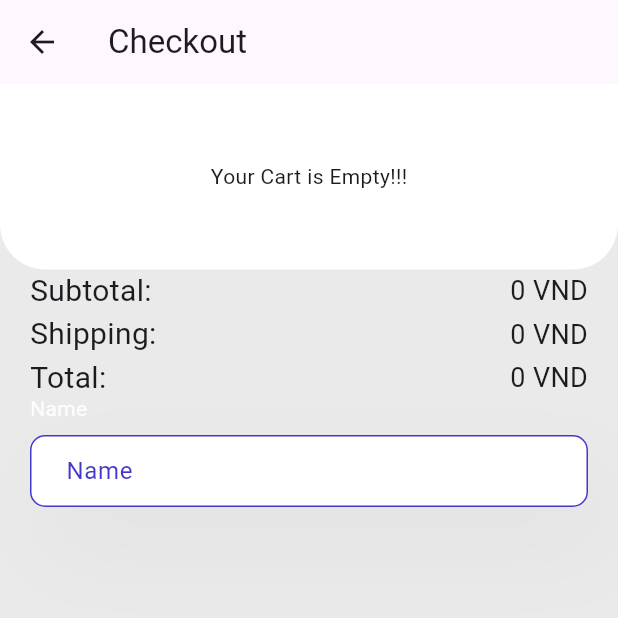
After one commit to Capstone-Spring22/pharmacy_mobile, a Flutter app: the CheckoutScreen screen opened by its route, after a tap on "Subtotal:", on a phone screen of 412 x 824 dp, the top half of it. The commit adds this screen. Run offline on Flutter 3.47's test engine with Material 2 defaults, Android fonts, the phone set to English and light mode, and no system bars; drawn by our look-alikes of auto_size_text; our stand-ins replace animated_text_kit, cached_network_image, device_preview, dio, draggable_home, equatable and 5 more; missing offline and left inert: cnav, flutter_scroll_to_top, implicitly_animated_list, qr_code_scanner; accounts and stored records are empty.

Commit message:
upgrade to material 3, add checkout screen

```diff
--- a/lib/constrains/text.dart
+++ b/lib/constrains/text.dart
@@ -16,6 +16,8 @@ class ApplicationText extends Translations {
           'welcome_noon': 'Good Afternoon',
           'welcome_night': 'Good Evening',
           'items': 'Items',
+          'cart_title': 'Cart',
+          'checkout': 'Checkout',
         },
         'vn_VN': {
           'title': 'Better Health',
--- a/lib/main.dart
+++ b/lib/main.dart
@@ -8,6 +8,7 @@ import 'package:pharmacy_mobile/constrains/text.dart';
 import 'package:pharmacy_mobile/constrains/theme.dart';
 import 'package:pharmacy_mobile/controllers/app_controller.dart';
 import 'package:pharmacy_mobile/controllers/cart_controller.dart';
+import 'package:pharmacy_mobile/screens/checkout/checkout.dart';
 import 'package:pharmacy_mobile/screens/nav_hub/nav_bar_hub.dart';
 import 'package:pharmacy_mobile/screens/setting/setting.dart';
 import 'package:pharmacy_mobile/screens/signin/signin.dart';
@@ -79,6 +80,10 @@ class MyApp extends StatelessWidget {
               page: () => const SignUpScreen(),
             ),
             GetPage(
+              name: '/checkout',
+              page: () => const CheckoutScreen(),
+            ),
+            GetPage(
               name: '/navhub',
               page: () => const NavBarHub(),
             ),
--- /dev/null
+++ b/lib/screens/checkout/checkout.dart
@@ -0,0 +1,260 @@
+import 'package:auto_size_text/auto_size_text.dart';
+import 'package:flutter/material.dart';
+import 'package:get/get.dart';
+import 'package:implicitly_animated_list/implicitly_animated_list.dart';
+import 'package:pharmacy_mobile/controllers/cart_controller.dart';
+import 'package:pharmacy_mobile/screens/checkout/widget/checkout_drag_controller.dart';
+import 'package:pharmacy_mobile/screens/checkout/widget/input_field.dart';
+
+class CheckoutScreen extends StatelessWidget {
+  const CheckoutScreen({super.key});
+
+  final double headerHeight = 0;
+
+  @override
+  Widget build(BuildContext context) {
+    final checkoutController = CheckoutController();
+    void _onVerticalDrag(DragUpdateDetails details) {
+      if (details.primaryDelta! < -2) {
+        checkoutController.changeCheckoutState(CheckoutState.extended);
+      } else if (details.primaryDelta! > 2.8) {
+        checkoutController.changeCheckoutState(CheckoutState.normal);
+      }
+    }
+
+    return Scaffold(
+      appBar: AppBar(
+        title: AutoSizeText('checkout'.tr),
+      ),
+      body: SafeArea(
+        bottom: false,
+        child: Container(
+          color: const Color(0xFFEAEAEA),
+          child: AnimatedBuilder(
+              animation: checkoutController,
+              builder: (context, snapshot) {
+                Widget pullupNoti = Row(
+                  mainAxisAlignment: MainAxisAlignment.center,
+                  children: const [
+                    Icon(Icons.arrow_upward_outlined),
+                    AutoSizeText("Pull up to Checkout"),
+                  ],
+                );
+                return LayoutBuilder(builder: (context, constrains) {
+                  return Column(
+                    children: [
+                      AnimatedContainer(
+                        duration: const Duration(milliseconds: 500),
+                        height: checkoutController.state == CheckoutState.normal
+                            ? Get.height * 0.78
+                            : Get.height * 0.15,
+                        padding: const EdgeInsets.symmetric(horizontal: 10),
+                        decoration: const BoxDecoration(
+                          color: Colors.white,
+                          borderRadius: BorderRadius.only(
+                            bottomLeft: Radius.circular(30),
+                            bottomRight: Radius.circular(30),
+                          ),
+                        ),
+                        child: GetX<CartController>(builder: (controller) {
+                          var list = controller.listCart.value;
+                          Widget emptyText = const Center(
+                              child: Text("Your Cart is Empty!!!"));
+                          Widget rowCartItem = GestureDetector(
+                            onVerticalDragUpdate: _onVerticalDrag,
+                            onTap: () => checkoutController
+                                .changeCheckoutState(CheckoutState.extended),
+                            child: SingleChildScrollView(
+                              scrollDirection: Axis.horizontal,
+                              child: SizedBox(
+                                width: Get.width,
+                                child: Row(
+                                  mainAxisAlignment: MainAxisAlignment.center,
+                                  children: controller.listCart
+                                      .map((e) => Padding(
+                                            padding: const EdgeInsets.all(8.0),
+                                            child: SizedBox(
+                                              height: 100.0,
+                                              width: 100.0,
+                                              child: Card(
+                                                  child: Column(
+                                                children: [
+                                                  Hero(
+                                                    tag: e.product.img,
+                                                    child: Image.network(
+                                                      e.product.img,
+                                                      fit: BoxFit.contain,
+                                                    ),
+                                                  ),
+                                                  Text(
+                                                    e.product.name,
+                                                    maxLines: 2,
+                                                    overflow:
+                                                        TextOverflow.ellipsis,
+                                                  )
+                                                ],
+                                              )),
+                                            ),
+                                          ))
+                                      .toList(),
+                                ),
+                              ),
+                            ),
+                          );
+                          Widget viewList = ImplicitlyAnimatedList(
+                            itemData: list,
+                            itemBuilder: (_, data) {
+                              return ListTile(
+                                leading: Hero(
+                                  tag: data.product.img,
+                                  child: Image.network(data.product.img),
+                                ),
+                                title: AutoSizeText(
+                                  data.product.name,
+                                  maxLines: 2,
+                                ),
+                                subtitle: Column(
+                                  children: [
+                                    Align(
+                                      heightFactor: 2,
+                                      alignment: Alignment.centerLeft,
+                                      child: AutoSizeText(
+                                        "${data.price.toString()} VND",
+                                      ),
+                                    ),
+                                    Row(
+                                      children: [
+                                        IconButton(
+                                          onPressed: () =>
+                                              controller.decreaseQuan(data),
+                                          icon: const Icon(Icons.remove),
+                                        ),
+                                        Container(
+                                          decoration: BoxDecoration(
+                                              color: Colors.transparent,
+                                              border: Border.all(
+                                                  width: 2,
+                                                  color: Colors.white)),
+                                          child: AnimatedSwitcher(
+                                            key: UniqueKey(),
+                                            switchInCurve: Curves.easeIn,
+                                            duration: const Duration(
+                                                milliseconds: 300),
+                                            child: Text(
+                                              data.quantity.toString(),
+                                              maxLines: 1,
+                                            ),
+                                          ),
+                                        ),
+                                        IconButton(
+                                          onPressed: () =>
+                                              controller.increaseQuan(data),
+                                          icon: const Icon(Icons.add),
+                                        )
+                                      ],
+                                    )
+                                  ],
+                                ),
+                              );
+                            },
+                          );
+                          return AnimatedSwitcher(
+                            duration: const Duration(milliseconds: 300),
+                            child: list.isEmpty
+                                ? emptyText
+                                : checkoutController.state ==
+                                        CheckoutState.normal
+                                    ? viewList
+                                    : rowCartItem,
+                          );
+                        }),
+                      ),
+                      Expanded(
+                        child: Column(
+                          children: [
+                            GestureDetector(
+                              onVerticalDragUpdate: _onVerticalDrag,
+                              onTap: () => checkoutController
+                                  .changeCheckoutState(CheckoutState.extended),
+                              child: Stack(
+                                children: [
+                                  Container(
+                                    height: Get.height * 0.1,
+                                    color: Colors.transparent,
+                                  ),
+                                  SizedBox(
+                                    height: Get.height * 0.1,
+                                    child: GetX<CartController>(
+                                      builder: (controller) {
+                                        num subtotal = 0;
+                                        for (var element
+                                            in controller.listCart) {
+                                          subtotal += element.price;
+                                        }
+
+                                        return Column(
+                                          mainAxisAlignment:
+                                              MainAxisAlignment.spaceEvenly,
+                                          children: [
+                                            priceView("Subtotal:", subtotal),
+                                            priceView("Shipping:", subtotal),
+                                            priceView("Total:", subtotal),
+                                          ],
+                                        );
+                                      },
+                                    ),
+                                  ),
+                                ],
+                              ),
+                            ),
+                            Expanded(
+                              child: AnimatedSwitcher(
+                                duration: const Duration(milliseconds: 500),
+                                child: checkoutController.state ==
+                                        CheckoutState.normal
+                                    ? pullupNoti
+                                    : Padding(
+                                        padding: const EdgeInsets.symmetric(
+                                            horizontal: 20),
+                                        child: Column(
+                                          children: [
+                                            InputField(
+                                              inputController:
+                                                  TextEditingController(),
+                                            ),
+                                          ],
+                                        ),
+                                      ),
+                              ),
+                            )
+                          ],
+                        ),
+                      )
+                    ],
+                  );
+                });
+              }),
+        ),
+      ),
+    );
+  }
+
+  Widget priceView(String txt, num price) {
+    return Padding(
+      padding: const EdgeInsets.symmetric(horizontal: 20),
+      child: Row(
+        mainAxisAlignment: MainAxisAlignment.spaceBetween,
+        children: [
+          AutoSizeText(
+            txt,
+            style: const TextStyle(fontSize: 20),
+          ),
+          AutoSizeText(
+            "$price VND",
+            style: const TextStyle(fontSize: 18),
+          ),
+        ],
+      ),
+    );
+  }
+}
--- /dev/null
+++ b/lib/screens/checkout/widget/checkout_drag_controller.dart
@@ -0,0 +1,12 @@
+import 'package:flutter/material.dart';
+
+enum CheckoutState { normal, extended }
+
+class CheckoutController extends ChangeNotifier {
+  CheckoutState state = CheckoutState.normal;
+
+  void changeCheckoutState(CheckoutState newState) {
+    state = newState;
+    notifyListeners();
+  }
+}
--- /dev/null
+++ b/lib/screens/checkout/widget/input_field.dart
@@ -0,0 +1,75 @@
+import 'package:flutter/material.dart';
+
+class InputField extends StatelessWidget {
+  final TextEditingController inputController;
+  const InputField({Key? key, required this.inputController}) : super(key: key);
+
+  @override
+  Widget build(BuildContext context) {
+    const primaryColor = Color(0xff4338CA);
+    const secondaryColor = Color(0xff6D28D9);
+    const accentColor = Color(0xffffffff);
+    const backgroundColor = Color(0xffffffff);
+    const errorColor = Color(0xffEF4444);
+
+    return Column(
+      crossAxisAlignment: CrossAxisAlignment.start,
+      children: [
+        Text(
+          "Name",
+          style: TextStyle(
+              fontSize: 14,
+              fontWeight: FontWeight.normal,
+              color: Colors.white.withOpacity(.9)),
+        ),
+        const SizedBox(
+          height: 8,
+        ),
+        Container(
+          height: 50,
+          decoration: BoxDecoration(boxShadow: [
+            BoxShadow(
+                offset: const Offset(12, 26),
+                blurRadius: 50,
+                spreadRadius: 0,
+                color: Colors.grey.withOpacity(.1)),
+          ]),
+          child: TextField(
+            controller: inputController,
+            onChanged: (value) {
+              //Do something wi
+            },
+            keyboardType: TextInputType.emailAddress,
+            style: const TextStyle(fontSize: 14, color: Colors.black),
+            decoration: InputDecoration(
+              label: const Text("Name"),
+              labelStyle: const TextStyle(color: primaryColor),
+              // prefixIcon: Icon(Icons.email),
+              filled: true,
+              fillColor: accentColor,
+              hintStyle: TextStyle(color: Colors.grey.withOpacity(.75)),
+              contentPadding:
+                  const EdgeInsets.symmetric(vertical: 0.0, horizontal: 20.0),
+              border: const OutlineInputBorder(
+                borderSide: BorderSide(color: primaryColor, width: 1.0),
+                borderRadius: BorderRadius.all(Radius.circular(10.0)),
+              ),
+              focusedBorder: const OutlineInputBorder(
+                borderSide: BorderSide(color: secondaryColor, width: 1.0),
+                borderRadius: BorderRadius.all(Radius.circular(10.0)),
+              ),
+              errorBorder: const OutlineInputBorder(
+                borderSide: BorderSide(color: errorColor, width: 1.0),
+                borderRadius: BorderRadius.all(Radius.circular(10.0)),
+              ),
+              enabledBorder: const OutlineInputBorder(
+                borderSide: BorderSide(color: primaryColor, width: 1.0),
+                borderRadius: BorderRadius.all(Radius.circular(10.0)),
+              ),
+            ),
+          ),
+        ),
+      ],
+    );
+  }
+}
--- a/lib/screens/product_detail/product_detail.dart
+++ b/lib/screens/product_detail/product_detail.dart
@@ -24,10 +24,6 @@ class ProductDetailScreen extends GetView<AppController> {
   Widget build(BuildContext context) {
     GlobalKey<ScaffoldState> drawerKey = GlobalKey();
     return Scaffold(
-      // appBar: AppBar(
-      //   title: Text(title,maxLines: 1, overflow: TextOverflow.ellipsis, style: TextStyle(),),
-      //   centerTitle: true,
-      // ),
       key: drawerKey,
       drawer: const MenuDrawer(),
       endDrawer: const CartDrawer(),
@@ -38,7 +34,7 @@ class ProductDetailScreen extends GetView<AppController> {
             DrawerButton(fn: () => drawerKey.currentState!.openDrawer()),
           ],
         ),
-        midText: "Better Healthy",
+        midText: "title".tr,
         rightWidget:
             CartButton(fn: () => drawerKey.currentState!.openEndDrawer()),
         titleStyle: context.textTheme.headlineMedium!.copyWith(fontSize: 30.h),
@@ -57,7 +53,8 @@ class ProductDetailScreen extends GetView<AppController> {
               maxLines: 3,
               style: context.textTheme.labelLarge!.copyWith(fontSize: 24),
             ),
-          )
+          ),
+          FilledButton(onPressed: () {}, child: const Text("Add to Cart"))
         ],
       ),
     );
--- a/lib/widgets/button.dart
+++ b/lib/widgets/button.dart
@@ -1,6 +1,5 @@
 import 'package:auto_size_text/auto_size_text.dart';
 import 'package:flutter/material.dart';
-import 'package:get/get.dart';
 
 class PharmacyButton extends StatelessWidget {
   const PharmacyButton(
@@ -9,11 +8,10 @@ class PharmacyButton extends StatelessWidget {
   final VoidCallback onPressed;
   @override
   Widget build(BuildContext context) {
-    return ElevatedButton(
+    return FilledButton(
       onPressed: onPressed,
       child: AutoSizeText(
         text,
-        style: context.textTheme.labelLarge,
       ),
     );
   }
--- a/lib/widgets/list_item_blr.dart
+++ b/lib/widgets/list_item_blr.dart
@@ -43,7 +43,8 @@ class ListItemBuilder extends StatelessWidget {
       physics: const NeverScrollableScrollPhysics(),
       childAspectRatio: 0.8,
       children: listProducts
-          .map((e) => OpenContainer(
+          .map(
+            (e) => OpenContainer(
               closedElevation: 0,
               tappable: false,
               closedBuilder: (context, action) => Padding(
@@ -54,7 +55,8 @@ class ListItemBuilder extends StatelessWidget {
                 ),
               ),
               openBuilder: (context, action) => ProductDetailScreen(e),
-              ))
+            ),
+          )
           .toList(),
     );
   }
--- a/pubspec.yaml
+++ b/pubspec.yaml
@@ -5,7 +5,7 @@ publish_to: "none"
 version: 1.0.0+1
 
 environment:
-  sdk: ">=2.19.0-374.1.beta <3.0.0"
+  sdk: ">=2.19.0 <3.0.0"
 
 dependencies:
   adaptive_theme: ^3.1.1
@@ -34,6 +34,7 @@ dependencies:
   get_storage: ^2.0.3
   glass: ^1.0.1+1
   google_fonts: ^3.0.1
+  implicitly_animated_list: ^2.1.1
   intl: ^0.17.0
   introduction_screen: ^3.1.1
   loading_animation_widget: ^1.2.0+3
```
Also changed, not shown: lib/controllers/cart_controller.dart (+15 -8 lines), lib/screens/cart/cart.dart (+29 -15 lines), lib/screens/drawer/menu_drawer.dart (+3 -6 lines), lib/screens/home/widgets/cart_btn.dart (+8 -1 lines), lib/screens/home/widgets/product_tile.dart (+61 -43 lines), lib/screens/signin/signin.dart (+1 -6 lines), lib/screens/signup/signup.dart (+1 -6 lines), pubspec.lock, 1 other file. Lines whose indentation alone changed are shown as unchanged.
